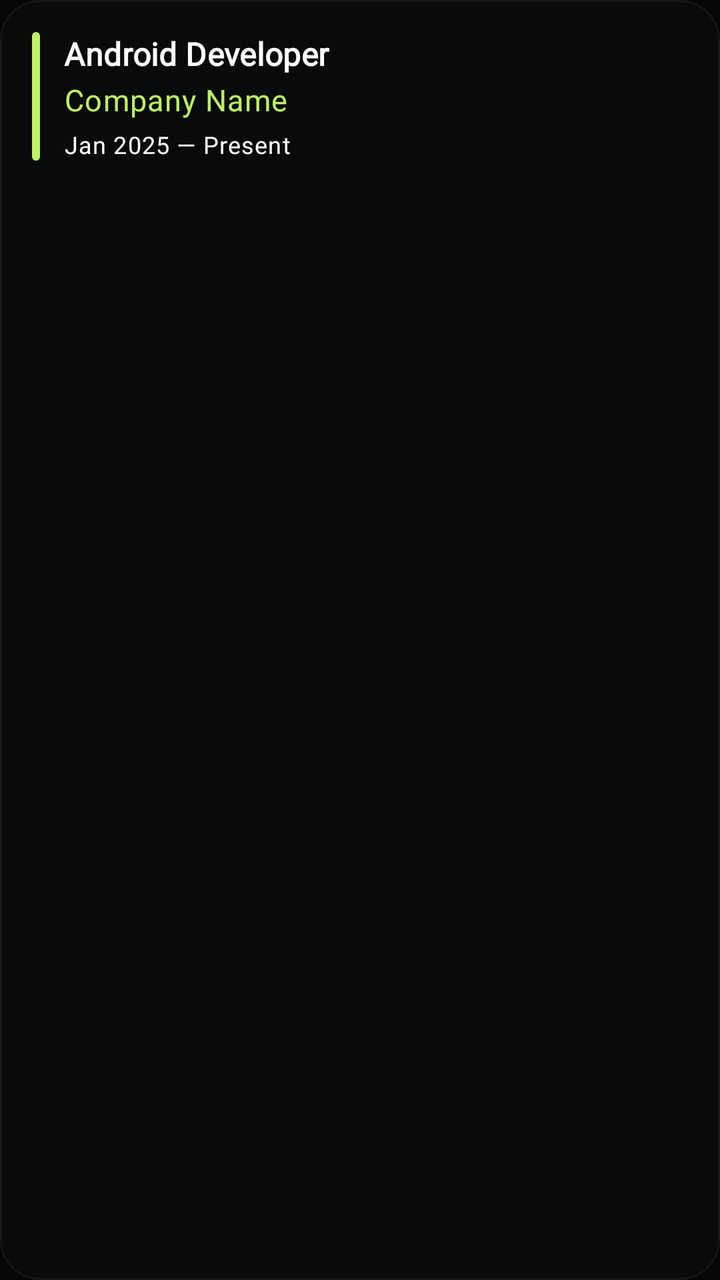
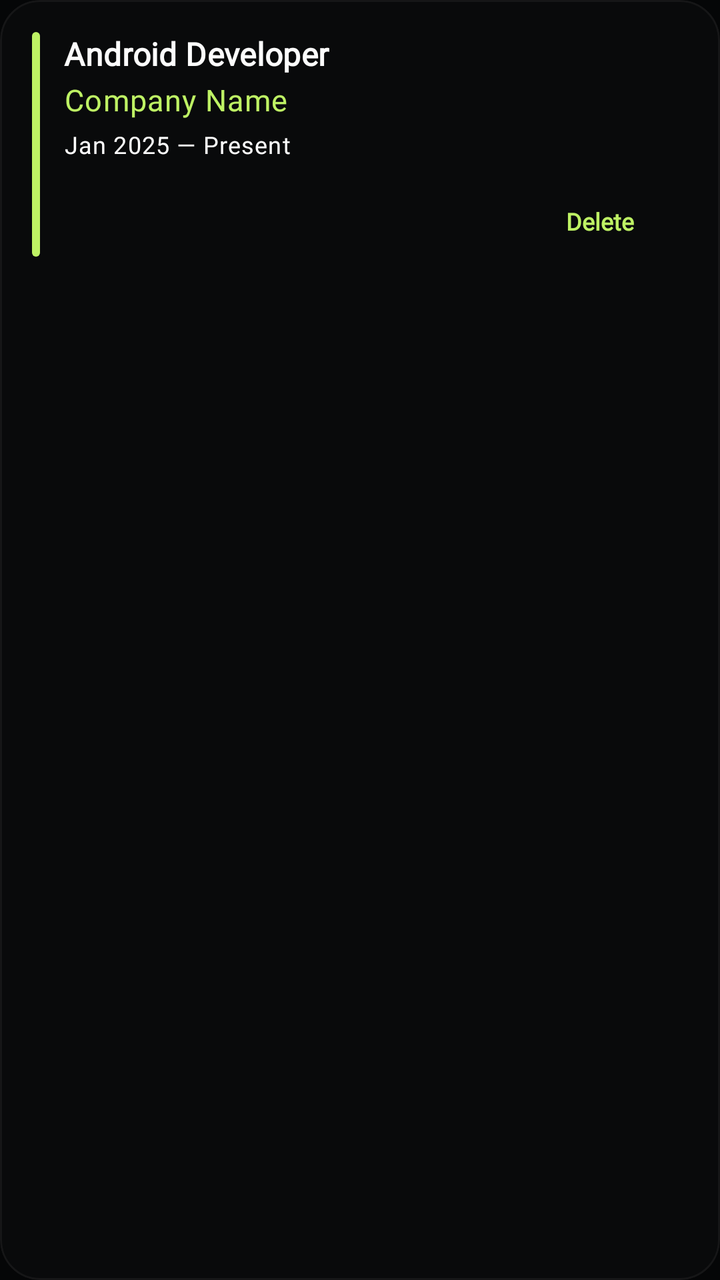

Before-and-after screenshots of an Android layout around one commit, followed by the original layout XML and the change that was made.
<!-- AndroidManifest.xml: application theme Theme.PorfolioHandler -->
<!-- res/layout/item_experience.xml -->
<?xml version="1.0" encoding="utf-8"?>
<com.google.android.material.card.MaterialCardView xmlns:android="http://schemas.android.com/apk/res/android"
    xmlns:app="http://schemas.android.com/apk/res-auto"
    android:layout_width="match_parent"
    android:layout_height="wrap_content"
    android:layout_marginHorizontal="16dp"
    android:layout_marginVertical="6dp"
    app:cardBackgroundColor="@color/bg_card"
    app:cardCornerRadius="20dp"
    app:cardElevation="0dp"
    app:strokeColor="@color/border_default"
    app:strokeWidth="1dp"
    app:rippleColor="@color/ripple_light">

    <LinearLayout
        android:layout_width="match_parent"
        android:layout_height="wrap_content"
        android:orientation="horizontal"
        android:padding="16dp">

        
        <View
            android:id="@+id/timelineIndicator"
            android:layout_width="4dp"
            android:layout_height="match_parent"
            android:layout_marginEnd="12dp"
            android:background="@drawable/bg_timeline_indicator" />

        <LinearLayout
            android:layout_width="0dp"
            android:layout_height="wrap_content"
            android:layout_weight="1"
            android:orientation="vertical">

            
            <TextView
                android:id="@+id/experienceRole"
                android:layout_width="wrap_content"
                android:layout_height="wrap_content"
                android:text="Android Developer"
                android:textAppearance="@style/TextAppearance.Portfolio.Subtitle" />

            
            <TextView
                android:id="@+id/experienceCompany"
                android:layout_width="wrap_content"
                android:layout_height="wrap_content"
                android:layout_marginTop="2dp"
                android:text="Company Name"
                android:textAppearance="@style/TextAppearance.Portfolio.Body"
                android:textColor="@color/accent_primary" />

            
            <TextView
                android:id="@+id/experienceDuration"
                android:layout_width="wrap_content"
                android:layout_height="wrap_content"
                android:layout_marginTop="4dp"
                android:text="Jan 2025 — Present"
                android:textAppearance="@style/TextAppearance.Portfolio.Caption"
                android:fontFamily="@font/mono" />

            
            <TextView
                android:id="@+id/experienceDescription"
                android:layout_width="match_parent"
                android:layout_height="wrap_content"
                android:layout_marginTop="8dp"
                android:text="Description of responsibilities"
                android:textAppearance="@style/TextAppearance.Portfolio.Body.Muted"
                android:visibility="gone" />

            
            <TextView
                android:id="@+id/currentBadge"
                android:layout_width="wrap_content"
                android:layout_height="wrap_content"
                android:layout_marginTop="8dp"
                android:background="@drawable/bg_badge_current"
                android:text="Current"
                android:textColor="@color/status_success"
                android:textSize="10sp"
                android:textStyle="bold"
                android:fontFamily="@font/mono"
                android:visibility="gone" />
        </LinearLayout>
    </LinearLayout>
</com.google.android.material.card.MaterialCardView>
<!-- resources referenced by this layout -->
<resources>
  <color name="accent_primary">#BEF264</color>
  <color name="bg_card">#04FFFFFF</color>
  <color name="border_default">#0DFFFFFF</color>
  <color name="ripple_light">#14FFFFFF</color>
  <color name="status_success">#4ADE80</color>
  <!-- drawable bg_timeline_indicator (drawable) -->
  <?xml version="1.0" encoding="utf-8"?>
  <shape xmlns:android="http://schemas.android.com/apk/res/android"
      android:shape="rectangle">
      <solid android:color="@color/accent_primary" />
      <corners android:radius="2dp" />
      <size android:width="4dp" />
  </shape>
  <style name="TextAppearance.Portfolio.Body.Muted">
          <item name="android:textColor">@color/fg_muted</item>
      </style>
  <style name="TextAppearance.Portfolio.Caption" parent="TextAppearance.MaterialComponents.Caption">
          <item name="fontFamily">@font/inter</item>
          <item name="android:fontFamily">@font/inter</item>
          <item name="android:textColor">@color/fg_subtle</item>
          <item name="android:textSize">12sp</item>
      </style>
  <style name="TextAppearance.Portfolio.Subtitle" parent="TextAppearance.MaterialComponents.Subtitle1">
          <item name="fontFamily">@font/inter</item>
          <item name="android:fontFamily">@font/inter</item>
          <item name="android:textColor">@color/fg_primary</item>
          <item name="android:textStyle">bold</item>
      </style>
  <color name="badge_current_bg">#1A4ADE80</color>
  <color name="fg_primary">#FCFCFC</color>
  <color name="fg_muted">#9BA1A6</color>
  <color name="fg_subtle">#6E767C</color>
  <color name="accent_deep">#4D7C0F</color>
  <color name="bg_primary">#050607</color>
  <color name="accent_bright">#D9F99D</color>
  <color name="accent_dim">#A3E635</color>
  <color name="status_error">#F87171</color>
  <style name="Widget.Portfolio.FAB" parent="Widget.MaterialComponents.FloatingActionButton">
          <item name="backgroundTint">@color/accent_primary</item>
          <item name="tint">@color/bg_primary</item>
          <item name="rippleColor">@color/accent_deep</item>
          <item name="shapeAppearanceOverlay">@style/ShapeAppearance.Portfolio.FAB</item>
      </style>
  <style name="Widget.Portfolio.Toolbar" parent="Widget.MaterialComponents.Toolbar">
          <item name="android:background">@color/bg_primary</item>
          <item name="titleTextColor">@color/fg_primary</item>
          <item name="subtitleTextColor">@color/fg_muted</item>
      </style>
  <style name="Widget.Portfolio.Switch" parent="Widget.MaterialComponents.CompoundButton.Switch">
          <item name="thumbTint">@color/accent_primary</item>
          <item name="trackTint">@color/fg_faint</item>
      </style>
  <color name="fg_faint">#4B5257</color>
  <style name="ShapeAppearance.Portfolio.FAB" parent="">
          <item name="cornerSize">16dp</item>
      </style>
  <style name="Widget.Portfolio.BottomSheet" parent="Widget.MaterialComponents.BottomSheet.Modal">
          <item name="shapeAppearanceOverlay">@style/ShapeAppearance.Portfolio.BottomSheet</item>
          <item name="backgroundTint">@color/bg_elevated</item>
      </style>
  <color name="bg_elevated">#E60C0D0F</color>
  <color name="badge_bg">#0AFFFFFF</color>
  <color name="badge_border">#0FFFFFFF</color>
  <style name="ShapeAppearance.Portfolio.BottomSheet" parent="">
          <item name="cornerSizeTopLeft">24dp</item>
          <item name="cornerSizeTopRight">24dp</item>
          <item name="cornerSizeBottomLeft">0dp</item>
          <item name="cornerSizeBottomRight">0dp</item>
      </style>
  <!-- unchanged entries left out for length: 8 -->
</resources>

<!-- the commit's change to res/layout/item_experience.xml (unified diff, before → after) -->
@@ -83,6 +83,25 @@
                 android:textStyle="bold"
                 android:fontFamily="@font/mono"
                 android:visibility="gone" />
+                
+            
+            <LinearLayout
+                android:id="@+id/linksRow"
+                android:layout_width="match_parent"
+                android:layout_height="wrap_content"
+                android:layout_marginTop="12dp"
+                android:gravity="end"
+                android:orientation="horizontal">
+
+                <com.google.android.material.button.MaterialButton
+                    android:id="@+id/deleteButton"
+                    style="@style/Widget.Portfolio.Button.Text"
+                    android:layout_width="wrap_content"
+                    android:layout_height="36dp"
+                    android:text="Delete"
+                    android:textSize="12sp"/>
+
+            </LinearLayout>
         </LinearLayout>
     </LinearLayout>
 </com.google.android.material.card.MaterialCardView>
<!-- resource entries referenced after the edit -->
@@ -28,10 +28,19 @@
           <item name="android:textColor">@color/fg_primary</item>
           <item name="android:textStyle">bold</item>
       </style>
+  <style name="Widget.Portfolio.Button.Text" parent="Widget.MaterialComponents.Button.TextButton">
+          <item name="android:textColor">@color/accent_primary</item>
+          <item name="fontFamily">@font/inter</item>
+          <item name="android:fontFamily">@font/inter</item>
+          <item name="android:textAllCaps">false</item>
+          <item name="android:letterSpacing">0</item>
+          <item name="rippleColor">@color/accent_glow</item>
+      </style>
   <color name="badge_current_bg">#1A4ADE80</color>
   <color name="fg_primary">#FCFCFC</color>
   <color name="fg_muted">#9BA1A6</color>
   <color name="fg_subtle">#6E767C</color>
+  <color name="accent_glow">#2EBEF264</color>
   <color name="accent_deep">#4D7C0F</color>
   <color name="bg_primary">#050607</color>
   <color name="accent_bright">#D9F99D</color>
